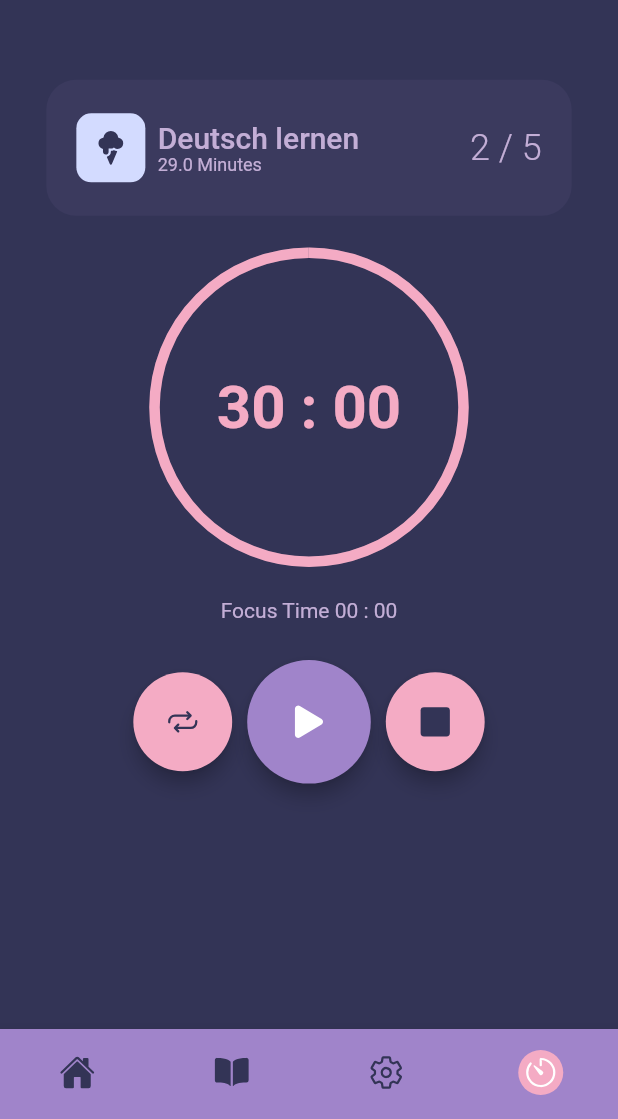
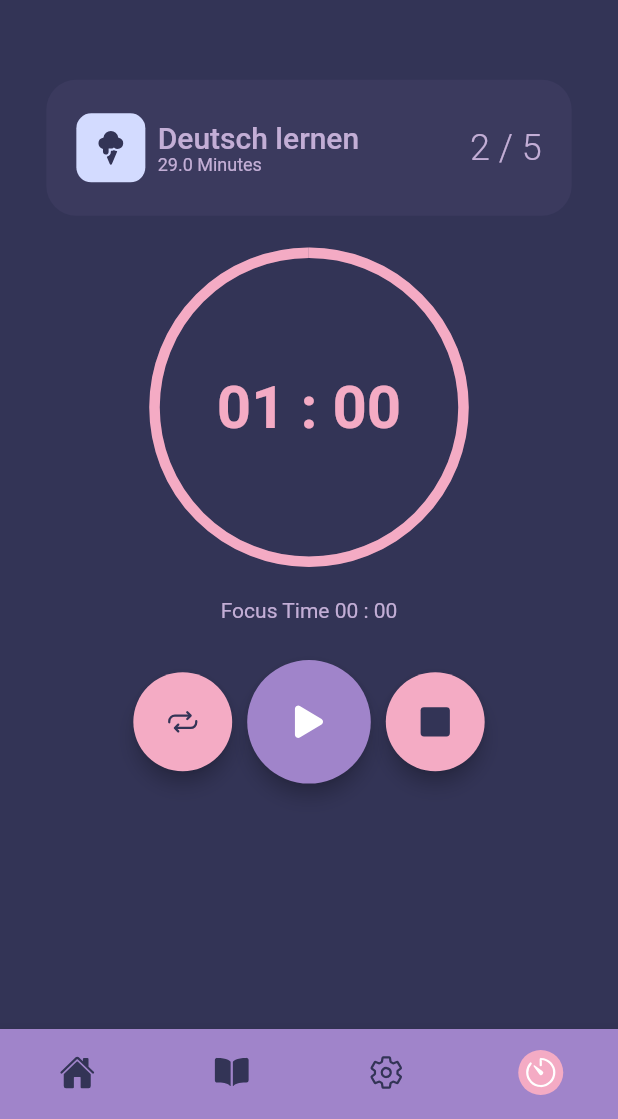
Before and after one commit to time-mastery/pmodoro-application, a Flutter app: the screen it shows after launch, on a phone screen of 412 x 824 dp, the part 117-1236 px from its top. Run offline on Flutter 3.47's test engine with Material 2 defaults, Android fonts, the phone set to English and light mode, and no system bars; our stand-ins replace bloc, calendar_timeline, equatable, flutter_bloc, flutter_heatmap_calendar, get_it and 4 more; missing offline and left inert: bitsdojo_window; accounts and stored records are empty; generated files the repository leaves out were written again.

Commit message:
timer_bloc.dart integrated with UI

```diff
--- a/lib/features/task_management/presentation/blocs/timer_bloc/timer_bloc.dart
+++ b/lib/features/task_management/presentation/blocs/timer_bloc/timer_bloc.dart
@@ -13,7 +13,7 @@ class TimerBloc extends Bloc<TimerEvent, TimerState> {
 
   TimerBloc({required Ticker ticker})
       : _ticker = ticker,
-        super(const TimerInitial(60)) {
+        super(const TimerInitial(_duration)) {
     on<StartTimer>(_onStarted);
     on<PauseTimer>(_onPaused);
     on<ResetTimer>(_onReset);
--- a/lib/features/task_management/presentation/pages/timer_page.dart
+++ b/lib/features/task_management/presentation/pages/timer_page.dart
@@ -1,60 +1,40 @@
-import 'dart:async';
-
 import 'package:flutter/material.dart';
+import 'package:flutter_bloc/flutter_bloc.dart';
 import 'package:ionicons/ionicons.dart';
 import 'package:pomodore/core/constant/constant.dart';
 import 'package:pomodore/core/shared_widgets/base_app_bar.dart';
 import 'package:pomodore/core/shared_widgets/my_button.dart';
 import 'package:pomodore/core/utils/size_config.dart';
 import 'package:pomodore/core/utils/utils.dart';
+import 'package:pomodore/di.dart';
+import 'package:pomodore/features/task_management/presentation/blocs/timer_bloc/timer_bloc.dart';
 import 'package:pomodore/features/task_management/presentation/pages/analyze_page.dart';
 
 import '../../../../exports.dart';
 import '../widgets/timer_task.dart';
 
-class TimerPage extends StatefulWidget {
+class TimerPage extends StatelessWidget {
   const TimerPage({Key? key}) : super(key: key);
 
   @override
-  State<TimerPage> createState() => _TimerPageState();
+  Widget build(BuildContext context) {
+    return BlocProvider(
+      create: (context) => getIt.get<TimerBloc>(),
+      child: const TimerView(),
+    );
+  }
 }
 
-class _TimerPageState extends State<TimerPage> {
-  Timer? _timer;
-  int _sec = 60 * 30;
-  final int _max = 60 * 30;
-
-  stopAndDelete() {
-    _sec = 0;
-    _timer?.cancel();
-    _timer = null;
-    setState(() {});
-  }
-
-  reset() {
-    _sec = _max;
-    _timer?.cancel();
-    _timer = null;
-    start();
-  }
-
-  start() {
-    _timer ??= Timer.periodic(const Duration(seconds: 1), (timer) {
-      if (_sec > 0) {
-        setState(() {
-          _sec--;
-        });
-      } else {
-        _timer?.cancel();
-      }
-    });
-  }
+class TimerView extends StatelessWidget {
+  const TimerView({Key? key}) : super(key: key);
 
   @override
   Widget build(BuildContext context) {
     AppLocalizations localization = AppLocalizations.of(context)!;
 
-    return Scaffold(
+    return BlocBuilder<TimerBloc, TimerState>(
+      buildWhen: (prev, state) => prev.runtimeType != state.runtimeType,
+      builder: (context, state) => Scaffold(
         appBar: BaseAppBar(
           title: localization.timerTitle,
           action: const Icon(
@@ -91,7 +71,7 @@ class _TimerPageState extends State<TimerPage> {
                         width: MediaQuery.of(context).size.width * .5,
                         height: MediaQuery.of(context).size.width * .5,
                         child: CircularProgressIndicator(
-                        value: _sec / _max,
+                          value: 20,
                           color: AppConstant.primaryColor,
                           backgroundColor:
                               AppConstant.primaryColor.withOpacity(.2),
@@ -99,27 +79,14 @@ class _TimerPageState extends State<TimerPage> {
                         ),
                       ),
                     ),
-                  Align(
-                    alignment: Alignment.center,
-                    child: Text(
-                      _sec == 0
-                          ? localization.smile
-                          : Utils.formatSecToMinSec(timeInSecond: _sec),
-                      style:
-                          Theme.of(context).textTheme.headlineLarge?.copyWith(
-                                color: AppConstant.primaryColor,
-                                fontWeight: FontWeight.bold,
-                              ),
-                    ),
-                  ),
+                    const TimerText(),
                   ],
                 ),
               ),
               SizedBox(
                 height: SizeConfig.heightMultiplier * 3,
               ),
-            Text(localization.stayFocus.replaceAll(
-                "#", Utils.formatSecToMinSec(timeInSecond: (30 * 60) - _sec))),
+              const FocusTimeText(),
               SizedBox(
                 height: SizeConfig.heightMultiplier * 3,
               ),
@@ -130,7 +97,8 @@ class _TimerPageState extends State<TimerPage> {
                     width: SizeConfig.heightMultiplier * 8,
                     height: SizeConfig.heightMultiplier * 8,
                     backgroundColor: AppConstant.primaryColor,
-                  onPressed: () => reset(),
+                    onPressed: () =>
+                        context.read<TimerBloc>().add(ResetTimer()),
                     shape: RoundedRectangleBorder(
                         borderRadius: BorderRadius.circular(100)),
                     child: const Icon(
@@ -145,7 +113,8 @@ class _TimerPageState extends State<TimerPage> {
                     width: SizeConfig.heightMultiplier * 10,
                     height: SizeConfig.heightMultiplier * 10,
                     backgroundColor: AppConstant.secondaryColor,
-                  onPressed: () => start(),
+                    onPressed: () =>
+                        context.read<TimerBloc>().add(const StartTimer(60)),
                     shape: RoundedRectangleBorder(
                         borderRadius: BorderRadius.circular(100)),
                     child: const Icon(
@@ -160,7 +129,8 @@ class _TimerPageState extends State<TimerPage> {
                     width: SizeConfig.heightMultiplier * 8,
                     height: SizeConfig.heightMultiplier * 8,
                     backgroundColor: AppConstant.primaryColor,
-                  onPressed: () => stopAndDelete(),
+                    onPressed: () =>
+                        context.read<TimerBloc>().add(ResetTimer()),
                     shape: RoundedRectangleBorder(
                         borderRadius: BorderRadius.circular(100)),
                     child: const Icon(
@@ -173,6 +143,39 @@ class _TimerPageState extends State<TimerPage> {
             ],
           ),
         ),
+      ),
     );
   }
 }
+
+class TimerText extends StatelessWidget {
+  const TimerText({Key? key}) : super(key: key);
+
+  @override
+  Widget build(BuildContext context) {
+    final duration = context.select((TimerBloc bloc) => bloc.state.duration);
+    return Align(
+      alignment: Alignment.center,
+      child: Text(
+        Utils.formatSecToMinSec(timeInSecond: duration),
+        style: Theme.of(context).textTheme.headlineLarge?.copyWith(
+              color: AppConstant.primaryColor,
+              fontWeight: FontWeight.bold,
+            ),
+      ),
+    );
+  }
+}
+
+class FocusTimeText extends StatelessWidget {
+  const FocusTimeText({Key? key}) : super(key: key);
+
+  @override
+  Widget build(BuildContext context) {
+    AppLocalizations localization = AppLocalizations.of(context)!;
+    final duration = context.select((TimerBloc bloc) => bloc.state.duration);
+
+    return Text(localization.stayFocus
+        .replaceAll("#", Utils.formatSecToMinSec(timeInSecond: 60 - duration)));
+  }
+}
--- a/lib/main.dart
+++ b/lib/main.dart
@@ -20,7 +20,7 @@ void main() async {
   // Dependency injection
   await inject();
 
-  Bloc.observer = GlobalBlocObserver();
+  Bloc.observer = MyBlocObserver();
   runApp(const MyApp());
 
   // some setting to config Desktop version
```
Also changed, not shown: lib/core/utils/bloc_observer.dart (+12 -12 lines). Lines whose indentation alone changed are shown as unchanged.
